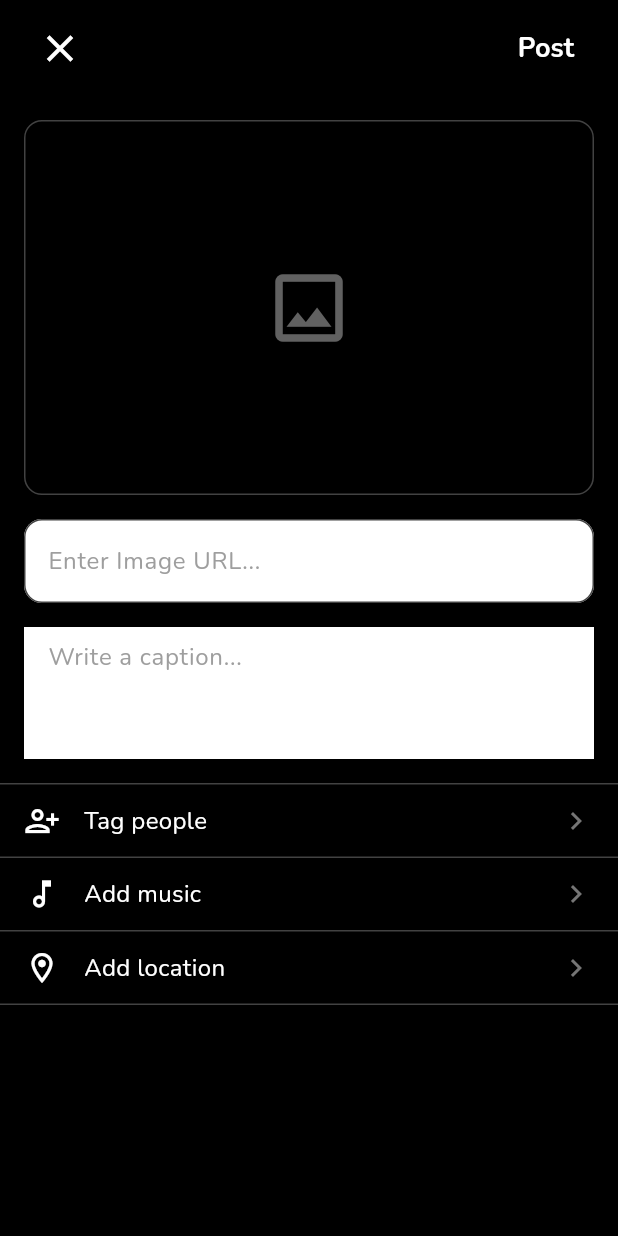
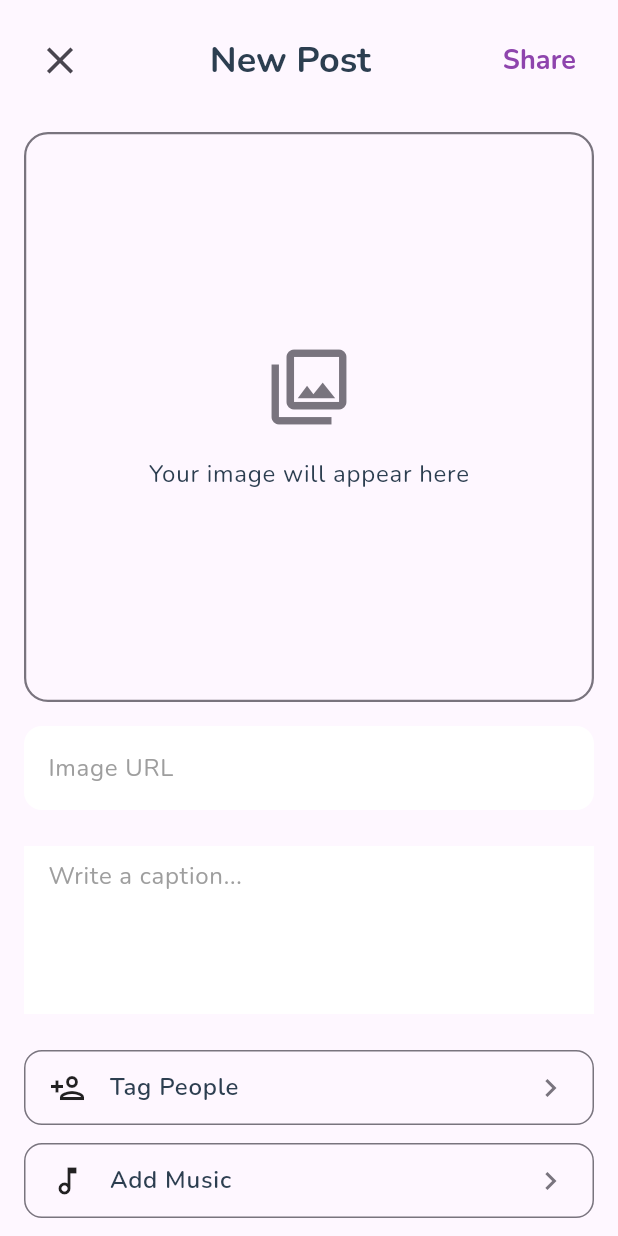
Before and after one commit to swaingithub/social-app, a Flutter app: the AddPostScreen screen opened by its route, on a phone screen of 412 x 824 dp. Run offline on Flutter 3.47's test engine with Material 3 defaults, Android fonts, the phone set to English and light mode, and no system bars; our stand-ins replace flutter_animate, flutter_svg, go_router, google_fonts, image_picker, shared_preferences and 1 more; accounts and stored records are empty; network calls fail.

Commit message:
update the add_post page

```diff
--- a/frontend/lib/screens/add_post_screen.dart
+++ b/frontend/lib/screens/add_post_screen.dart
@@ -18,22 +18,27 @@ class _AddPostScreenState extends State<AddPostScreen> {
   @override
   Widget build(BuildContext context) {
     final postProvider = Provider.of<PostProvider>(context);
+    final theme = Theme.of(context);
 
     return Scaffold(
-      backgroundColor: Colors.black,
       body: SafeArea(
         child: SingleChildScrollView(
+          padding: const EdgeInsets.all(16.0),
           child: Column(
+            crossAxisAlignment: CrossAxisAlignment.start,
             children: [
-              // Header with back button and Post button
-              Padding(
-                padding: const EdgeInsets.symmetric(horizontal: 16.0, vertical: 8.0),
-                child: Row(
+              // Header
+              Row(
                 mainAxisAlignment: MainAxisAlignment.spaceBetween,
                 children: [
                   IconButton(
-                      icon: const Icon(Icons.close, color: Colors.white, size: 30),
+                    icon: const Icon(Icons.close, size: 30),
                     onPressed: () => context.pop(),
+                    tooltip: 'Cancel',
+                  ),
+                  Text(
+                    'New Post',
+                    style: theme.textTheme.headlineSmall?.copyWith(fontWeight: FontWeight.bold),
                   ),
                   TextButton(
                     onPressed: postProvider.isLoading
@@ -51,15 +56,11 @@ class _AddPostScreenState extends State<AddPostScreen> {
                             });
                           },
                     child: postProvider.isLoading
-                          ? const SizedBox(
-                              width: 24,
-                              height: 24,
-                              child: CircularProgressIndicator(strokeWidth: 2, color: Colors.white),
-                            )
-                          : const Text(
-                              'Post',
+                        ? const SizedBox(width: 20, height: 20, child: CircularProgressIndicator(strokeWidth: 2))
+                        : Text(
+                            'Share',
                             style: TextStyle(
-                                color: Colors.white,
+                              color: theme.colorScheme.primary,
                               fontSize: 18,
                               fontWeight: FontWeight.bold,
                             ),
@@ -67,79 +68,64 @@ class _AddPostScreenState extends State<AddPostScreen> {
                   ),
                 ],
               ),
-              ),
-              // Image URL input and preview
-              Padding(
-                padding: const EdgeInsets.all(16.0),
-                child: Column(
-                  children: [
-                    Container(
-                      height: 250,
-                      width: double.infinity,
+              const SizedBox(height: 24),
+
+              // Image Preview & Input
+              AspectRatio(
+                aspectRatio: 1, // Square aspect ratio
+                child: Container(
                   decoration: BoxDecoration(
-                        borderRadius: BorderRadius.circular(12),
-                        border: Border.all(color: Colors.grey.shade800),
-                        image: _imageUrlController.text.isNotEmpty
+                    borderRadius: BorderRadius.circular(16),
+                    border: Border.all(color: theme.dividerColor, width: 1.5),
+                    image: _imageUrlController.text.isNotEmpty && Uri.parse(_imageUrlController.text).isAbsolute
                         ? DecorationImage(
                             image: NetworkImage(_imageUrlController.text),
                             fit: BoxFit.cover,
                           )
                         : null,
                   ),
-                      child: _imageUrlController.text.isEmpty
+                  child: _imageUrlController.text.isEmpty || !Uri.parse(_imageUrlController.text).isAbsolute
                       ? Center(
-                              child: Icon(Icons.image_outlined, color: Colors.grey.shade700, size: 60),
+                          child: Column(
+                            mainAxisAlignment: MainAxisAlignment.center,
+                            children: [
+                              Icon(Icons.photo_library_outlined, size: 60, color: theme.dividerColor),
+                              const SizedBox(height: 16),
+                              Text('Your image will appear here', style: theme.textTheme.bodyLarge),
+                            ],
+                          ),
                         )
                       : null,
+                ),
               ),
               const SizedBox(height: 16),
               TextField(
                 controller: _imageUrlController,
-                      style: const TextStyle(color: Colors.white),
-                      decoration: InputDecoration(
-                        hintText: 'Enter Image URL...',
-                        hintStyle: TextStyle(color: Colors.grey.shade500),
-                        border: OutlineInputBorder(
-                          borderRadius: BorderRadius.circular(12),
-                          borderSide: BorderSide(color: Colors.grey.shade800),
-                        ),
-                        enabledBorder: OutlineInputBorder(
-                          borderRadius: BorderRadius.circular(12),
-                          borderSide: BorderSide(color: Colors.grey.shade800),
-                        ),
-                        focusedBorder: OutlineInputBorder(
-                          borderRadius: BorderRadius.circular(12),
-                          borderSide: const BorderSide(color: Colors.white),
-                        ),
-                      ),
+                decoration: const InputDecoration(hintText: 'Image URL'),
                 onChanged: (value) => setState(() {}),
               ),
-                  ],
+              const SizedBox(height: 24),
+
+              // Caption
+              TextField(
+                controller: _captionController,
+                decoration: const InputDecoration(
+                  hintText: 'Write a caption...',
+                  border: InputBorder.none,
+                  focusedBorder: InputBorder.none,
+                  enabledBorder: InputBorder.none,
                 ),
+                maxLines: 4,
               ),
-              // Caption input
-              Padding(
-                padding: const EdgeInsets.symmetric(horizontal: 16.0),
-                child: TextField(
-                  controller: _captionController,
-                  style: const TextStyle(color: Colors.white),
-                  decoration: InputDecoration(
-                    hintText: 'Write a caption...',
-                    hintStyle: TextStyle(color: Colors.grey.shade500),
-                    border: InputBorder.none,
-                  ),
-                  maxLines: 3,
-                ),
-              ),
-              const SizedBox(height: 16),
-              // Additional options
-              Divider(color: Colors.grey.shade800, height: 1),
-              _buildOptionRow(Icons.person_add_alt_1_outlined, 'Tag people'),
-              Divider(color: Colors.grey.shade800, height: 1),
-              _buildOptionRow(Icons.music_note_outlined, 'Add music'),
-              Divider(color: Colors.grey.shade800, height: 1),
-              _buildOptionRow(Icons.location_on_outlined, 'Add location'),
-              Divider(color: Colors.grey.shade800, height: 1),
+              const SizedBox(height: 24),
+
+              // Action Buttons
+              _buildOptionButton(context, icon: Icons.person_add_outlined, label: 'Tag People'),
+              const SizedBox(height: 12),
+              _buildOptionButton(context, icon: Icons.music_note_outlined, label: 'Add Music'),
+              const SizedBox(height: 12),
+              _buildOptionButton(context, icon: Icons.location_on_outlined, label: 'Add Location'),
+              const SizedBox(height: 24),
             ],
           ),
         ),
@@ -147,20 +133,26 @@ class _AddPostScreenState extends State<AddPostScreen> {
     );
   }
 
-  Widget _buildOptionRow(IconData icon, String title) {
+  Widget _buildOptionButton(BuildContext context, {required IconData icon, required String label}) {
+    final theme = Theme.of(context);
     return InkWell(
       onTap: () {
-        // TODO: Implement option functionality
+        // TODO: Implement button functionality
       },
-      child: Padding(
-        padding: const EdgeInsets.symmetric(horizontal: 16.0, vertical: 12.0),
+      borderRadius: BorderRadius.circular(12),
+      child: Container(
+        padding: const EdgeInsets.symmetric(vertical: 12, horizontal: 16),
+        decoration: BoxDecoration(
+          borderRadius: BorderRadius.circular(12),
+          border: Border.all(color: theme.dividerColor, width: 1),
+        ),
         child: Row(
           children: [
-            Icon(icon, color: Colors.white, size: 24),
+            Icon(icon, size: 24),
             const SizedBox(width: 16),
-            Text(title, style: const TextStyle(color: Colors.white, fontSize: 16)),
+            Text(label, style: theme.textTheme.bodyLarge?.copyWith(fontWeight: FontWeight.w600)),
             const Spacer(),
-            Icon(Icons.chevron_right, color: Colors.grey.shade600, size: 24),
+            Icon(Icons.chevron_right, color: theme.dividerColor),
           ],
         ),
       ),
```
Lines whose indentation alone changed are shown as unchanged.
